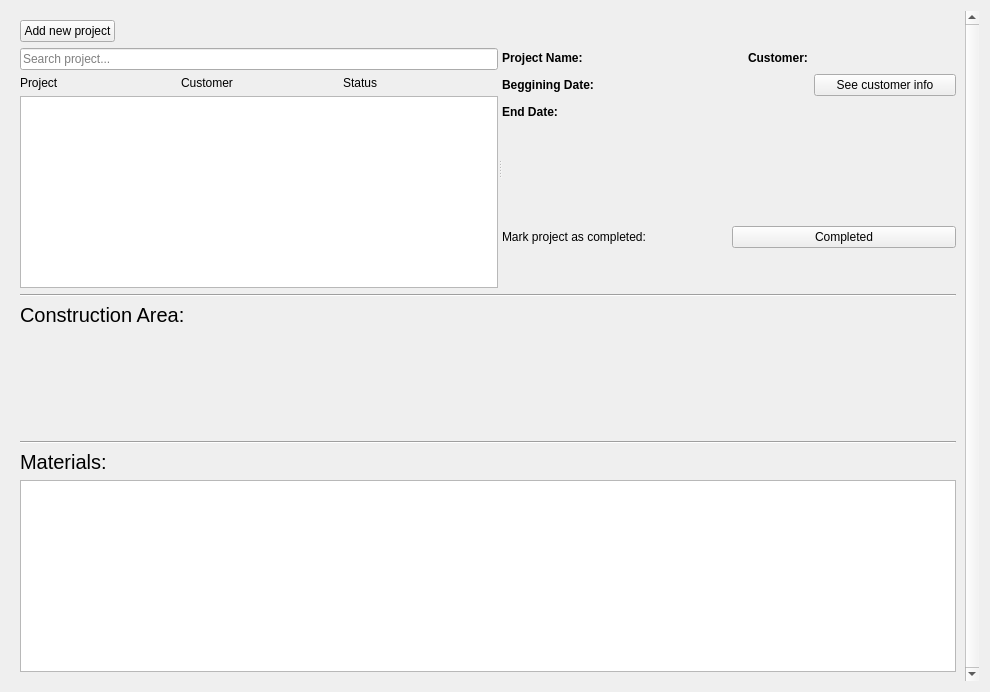
Before: the Qt Designer form app/ui/projectWIdget.ui in viana-vitor/Handie, drawn with Qt 5.
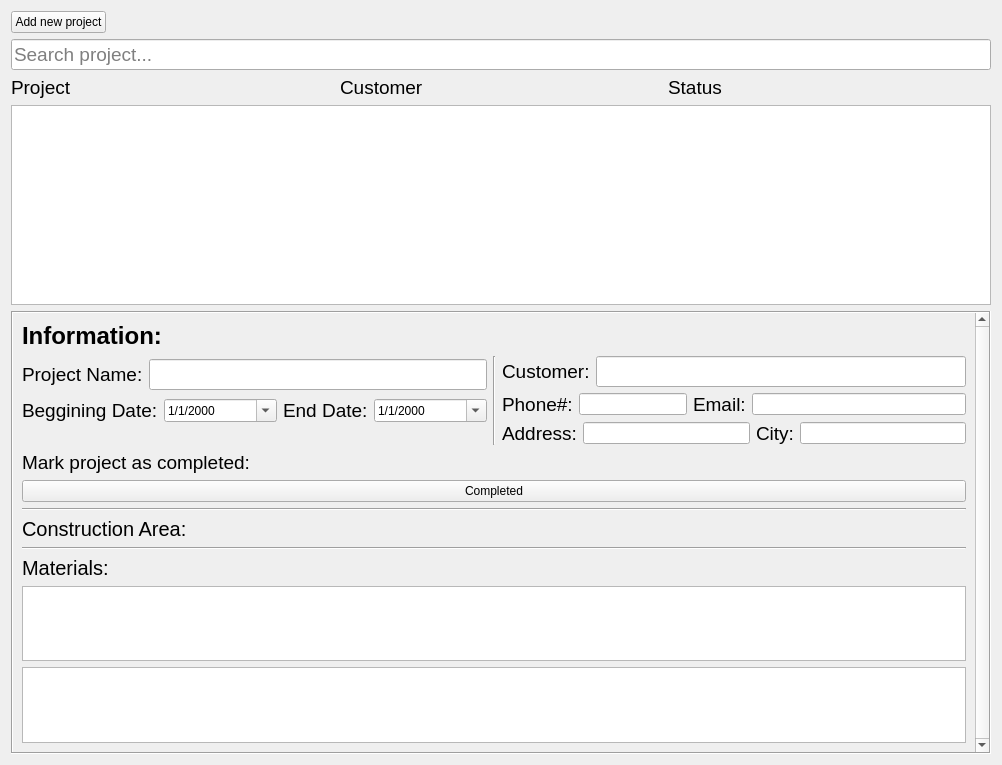
After: the same form once the commit is applied.

Commit message: created project list on projectsWidget/ filter/ mark as complete button/ get customer info/ save changes on customer info

```diff
--- a/app/ui/projectWIdget.ui
+++ b/app/ui/projectWIdget.ui
@@ -6,35 +6,14 @@
    <rect>
     <x>0</x>
     <y>0</y>
-    <width>990</width>
-    <height>692</height>
+    <width>1002</width>
+    <height>765</height>
    </rect>
   </property>
   <property name="windowTitle">
    <string>Form</string>
   </property>
-  <layout class="QVBoxLayout" name="verticalLayout_2">
-   <item>
-    <widget class="QScrollArea" name="scrollArea">
-     <property name="frameShape">
-      <enum>QFrame::NoFrame</enum>
-     </property>
-     <property name="verticalScrollBarPolicy">
-      <enum>Qt::ScrollBarAlwaysOn</enum>
-     </property>
-     <property name="widgetResizable">
-      <bool>true</bool>
-     </property>
-     <widget class="QWidget" name="scrollAreaWidgetContents">
-      <property name="geometry">
-       <rect>
-        <x>0</x>
-        <y>0</y>
-        <width>951</width>
-        <height>668</height>
-       </rect>
-      </property>
-      <layout class="QVBoxLayout" name="verticalLayout_4">
+  <layout class="QVBoxLayout" name="verticalLayout_6">
        <item>
         <layout class="QHBoxLayout" name="horizontalLayout">
          <item>
@@ -60,26 +39,34 @@
         </layout>
        </item>
        <item>
-        <widget class="QSplitter" name="splitter">
-         <property name="orientation">
-          <enum>Qt::Horizontal</enum>
-         </property>
-         <widget class="QWidget" name="">
           <layout class="QVBoxLayout" name="verticalLayout">
            <property name="sizeConstraint">
             <enum>QLayout::SetDefaultConstraint</enum>
            </property>
            <item>
             <widget class="QLineEdit" name="searchLineEdit">
+       <property name="font">
+        <font>
+         <pointsize>14</pointsize>
+        </font>
+       </property>
              <property name="placeholderText">
               <string>Search project...</string>
              </property>
+       <property name="clearButtonEnabled">
+        <bool>true</bool>
+       </property>
             </widget>
            </item>
            <item>
             <layout class="QHBoxLayout" name="horizontalLayout_4">
              <item>
               <widget class="QLabel" name="label_7">
+         <property name="font">
+          <font>
+           <pointsize>14</pointsize>
+          </font>
+         </property>
                <property name="text">
                 <string>Project</string>
                </property>
@@ -87,6 +74,11 @@
              </item>
              <item>
               <widget class="QLabel" name="label_8">
+         <property name="font">
+          <font>
+           <pointsize>14</pointsize>
+          </font>
+         </property>
                <property name="text">
                 <string>Customer</string>
                </property>
@@ -94,6 +86,11 @@
              </item>
              <item>
               <widget class="QLabel" name="label_9">
+         <property name="font">
+          <font>
+           <pointsize>14</pointsize>
+          </font>
+         </property>
                <property name="text">
                 <string>Status</string>
                </property>
@@ -104,15 +101,21 @@
            <item>
             <widget class="QListWidget" name="listWidget">
              <property name="sizePolicy">
-              <sizepolicy hsizetype="Expanding" vsizetype="MinimumExpanding">
+        <sizepolicy hsizetype="Expanding" vsizetype="Preferred">
                <horstretch>0</horstretch>
                <verstretch>0</verstretch>
               </sizepolicy>
              </property>
              <property name="minimumSize">
               <size>
-               <width>300</width>
-               <height>0</height>
+         <width>0</width>
+         <height>200</height>
+        </size>
+       </property>
+       <property name="maximumSize">
+        <size>
+         <width>16777215</width>
+         <height>16777215</height>
               </size>
              </property>
              <property name="styleSheet">
@@ -146,15 +149,62 @@
             </widget>
            </item>
           </layout>
-         </widget>
-         <widget class="QWidget" name="">
-          <layout class="QVBoxLayout" name="verticalLayout_3">
+   </item>
+   <item>
+    <widget class="QScrollArea" name="scrollArea">
+     <property name="sizePolicy">
+      <sizepolicy hsizetype="Expanding" vsizetype="Expanding">
+       <horstretch>0</horstretch>
+       <verstretch>0</verstretch>
+      </sizepolicy>
+     </property>
+     <property name="minimumSize">
+      <size>
+       <width>0</width>
+       <height>350</height>
+      </size>
+     </property>
+     <property name="frameShape">
+      <enum>QFrame::Box</enum>
+     </property>
+     <property name="verticalScrollBarPolicy">
+      <enum>Qt::ScrollBarAlwaysOn</enum>
+     </property>
+     <property name="widgetResizable">
+      <bool>true</bool>
+     </property>
+     <widget class="QWidget" name="scrollAreaWidgetContents">
+      <property name="geometry">
+       <rect>
+        <x>0</x>
+        <y>0</y>
+        <width>959</width>
+        <height>471</height>
+       </rect>
+      </property>
+      <layout class="QVBoxLayout" name="verticalLayout_2">
+       <item>
+        <widget class="QLabel" name="label_14">
+         <property name="font">
+          <font>
+           <pointsize>18</pointsize>
+           <bold>true</bold>
+          </font>
+         </property>
+         <property name="text">
+          <string>Information:</string>
+         </property>
+        </widget>
+       </item>
            <item>
-            <layout class="QGridLayout" name="gridLayout" rowstretch="0,0,0" columnminimumwidth="0,0,0,0">
-             <property name="leftMargin">
-              <number>0</number>
-             </property>
-             <item row="0" column="0">
+        <layout class="QVBoxLayout" name="verticalLayout_5">
+         <item>
+          <layout class="QHBoxLayout" name="horizontalLayout_8">
+           <item>
+            <layout class="QVBoxLayout" name="verticalLayout_4">
+             <item>
+              <layout class="QHBoxLayout" name="horizontalLayout_6">
+               <item>
               <widget class="QLabel" name="label_2">
                <property name="sizePolicy">
                 <sizepolicy hsizetype="Fixed" vsizetype="Preferred">
@@ -164,7 +214,8 @@
                </property>
                <property name="font">
                 <font>
-                 <bold>true</bold>
+                   <pointsize>14</pointsize>
+                   <bold>false</bold>
                 </font>
                </property>
                <property name="text">
@@ -172,32 +223,32 @@
                </property>
               </widget>
              </item>
-             <item row="0" column="2">
-              <widget class="QLabel" name="label_3">
+               <item>
+                <widget class="QLineEdit" name="projectLineEdit">
                <property name="sizePolicy">
-                <sizepolicy hsizetype="Fixed" vsizetype="Preferred">
+                  <sizepolicy hsizetype="MinimumExpanding" vsizetype="Fixed">
                  <horstretch>0</horstretch>
                  <verstretch>0</verstretch>
                 </sizepolicy>
                </property>
+                 <property name="minimumSize">
+                  <size>
+                   <width>250</width>
+                   <height>0</height>
+                  </size>
+                 </property>
                <property name="font">
                 <font>
-                 <bold>true</bold>
-                </font>
-               </property>
-               <property name="text">
-                <string>Customer:</string>
-               </property>
-              </widget>
-             </item>
-             <item row="1" column="3">
-              <widget class="QPushButton" name="pushButton_4">
-               <property name="text">
-                <string>See customer info</string>
-               </property>
-              </widget>
+                   <pointsize>14</pointsize>
+                  </font>
+                 </property>
+                </widget>
+               </item>
+              </layout>
              </item>
-             <item row="1" column="0">
+             <item>
+              <layout class="QHBoxLayout" name="horizontalLayout_7">
+               <item>
               <widget class="QLabel" name="label_4">
                <property name="sizePolicy">
                 <sizepolicy hsizetype="Fixed" vsizetype="Preferred">
@@ -207,7 +258,8 @@
                </property>
                <property name="font">
                 <font>
-                 <bold>true</bold>
+                   <pointsize>14</pointsize>
+                   <bold>false</bold>
                 </font>
                </property>
                <property name="text">
@@ -215,7 +267,37 @@
                </property>
               </widget>
              </item>
-             <item row="2" column="0">
+               <item>
+                <widget class="QDateEdit" name="begDateEdit">
+                 <property name="buttonSymbols">
+                  <enum>QAbstractSpinBox::NoButtons</enum>
+                 </property>
+                 <property name="minimumDateTime">
+                  <datetime>
+                   <hour>0</hour>
+                   <minute>0</minute>
+                   <second>0</second>
+                   <year>2000</year>
+                   <month>1</month>
+                   <day>1</day>
+                  </datetime>
+                 </property>
+                 <property name="minimumDate">
+                  <date>
+                   <year>2000</year>
+                   <month>1</month>
+                   <day>1</day>
+                  </date>
+                 </property>
+                 <property name="displayFormat">
+                  <string>M/d/yyyy</string>
+                 </property>
+                 <property name="calendarPopup">
+                  <bool>true</bool>
+                 </property>
+                </widget>
+               </item>
+               <item>
               <widget class="QLabel" name="label_5">
                <property name="sizePolicy">
                 <sizepolicy hsizetype="Fixed" vsizetype="Preferred">
@@ -225,7 +307,8 @@
                </property>
                <property name="font">
                 <font>
-                 <bold>true</bold>
+                   <pointsize>14</pointsize>
+                   <bold>false</bold>
                 </font>
                </property>
                <property name="text">
@@ -233,115 +316,242 @@
                </property>
               </widget>
              </item>
-             <item row="0" column="1">
-              <widget class="QLabel" name="projectLabel">
-               <property name="sizePolicy">
-                <sizepolicy hsizetype="Preferred" vsizetype="Preferred">
-                 <horstretch>0</horstretch>
-                 <verstretch>0</verstretch>
-                </sizepolicy>
-               </property>
-               <property name="font">
-                <font>
-                 <family>.AppleSystemUIFont</family>
-                 <pointsize>13</pointsize>
-                 <bold>false</bold>
-                </font>
-               </property>
-               <property name="frameShape">
-                <enum>QFrame::NoFrame</enum>
-               </property>
-               <property name="text">
-                <string/>
-               </property>
-               <property name="scaledContents">
+               <item>
+                <widget class="QDateEdit" name="endDateEdit">
+                 <property name="buttonSymbols">
+                  <enum>QAbstractSpinBox::NoButtons</enum>
+                 </property>
+                 <property name="showGroupSeparator" stdset="0">
                 <bool>false</bool>
                </property>
-               <property name="alignment">
-                <set>Qt::AlignCenter</set>
-               </property>
-               <property name="wordWrap">
-                <bool>false</bool>
-               </property>
-              </widget>
-             </item>
-             <item row="0" column="3">
-              <widget class="QLabel" name="customerLabel">
-               <property name="font">
-                <font>
-                 <family>.AppleSystemUIFont</family>
-                 <pointsize>13</pointsize>
-                </font>
-               </property>
-               <property name="frameShape">
-                <enum>QFrame::NoFrame</enum>
-               </property>
-               <property name="text">
-                <string/>
-               </property>
-               <property name="alignment">
-                <set>Qt::AlignCenter</set>
-               </property>
-              </widget>
-             </item>
-             <item row="1" column="1">
-              <widget class="QLabel" name="begDateLabel">
-               <property name="font">
-                <font>
-                 <family>.AppleSystemUIFont</family>
-                 <pointsize>13</pointsize>
-                </font>
-               </property>
-               <property name="frameShape">
-                <enum>QFrame::NoFrame</enum>
-               </property>
-               <property name="text">
-                <string/>
-               </property>
-               <property name="alignment">
-                <set>Qt::AlignCenter</set>
-               </property>
-              </widget>
-             </item>
-             <item row="2" column="1">
-              <widget class="QLabel" name="endDateLabel">
-               <property name="font">
-                <font>
-                 <family>.AppleSystemUIFont</family>
-                 <pointsize>13</pointsize>
-                </font>
-               </property>
-               <property name="frameShape">
-                <enum>QFrame::NoFrame</enum>
-               </property>
-               <property name="text">
-                <string/>
-               </property>
-               <property name="alignment">
-                <set>Qt::AlignCenter</set>
+                 <property name="minimumDate">
+                  <date>
+                   <year>2000</year>
+                   <month>1</month>
+                   <day>1</day>
+                  </date>
+                 </property>
+                 <property name="displayFormat">
+                  <string>M/d/yyyy</string>
+                 </property>
+                 <property name="calendarPopup">
+                  <bool>true</bool>
+                 </property>
+                 <property name="currentSectionIndex">
+                  <number>0</number>
                </property>
               </widget>
              </item>
             </layout>
            </item>
            <item>
-            <spacer name="verticalSpacer_2">
+              <spacer name="horizontalSpacer_2">
              <property name="orientation">
-              <enum>Qt::Vertical</enum>
+                <enum>Qt::Horizontal</enum>
+               </property>
+               <property name="sizeType">
+                <enum>QSizePolicy::Preferred</enum>
              </property>
              <property name="sizeHint" stdset="0">
               <size>
-               <width>20</width>
-               <height>40</height>
+                 <width>40</width>
+                 <height>20</height>
               </size>
              </property>
             </spacer>
            </item>
+            </layout>
+           </item>
+           <item>
+            <widget class="Line" name="line_3">
+             <property name="orientation">
+              <enum>Qt::Vertical</enum>
+             </property>
+            </widget>
+           </item>
+           <item>
+            <layout class="QVBoxLayout" name="verticalLayout_3">
            <item>
             <layout class="QHBoxLayout" name="horizontalLayout_2">
-             <property name="sizeConstraint">
-              <enum>QLayout::SetDefaultConstraint</enum>
-             </property>
+               <item>
+                <widget class="QLabel" name="label_3">
+                 <property name="sizePolicy">
+                  <sizepolicy hsizetype="Fixed" vsizetype="Preferred">
+                   <horstretch>0</horstretch>
+                   <verstretch>0</verstretch>
+                  </sizepolicy>
+                 </property>
+                 <property name="font">
+                  <font>
+                   <pointsize>14</pointsize>
+                   <bold>false</bold>
+                  </font>
+                 </property>
+                 <property name="text">
+                  <string>Customer:</string>
+                 </property>
+                </widget>
+               </item>
+               <item>
+                <widget class="QLineEdit" name="customerLineEdit">
+                 <property name="sizePolicy">
+                  <sizepolicy hsizetype="MinimumExpanding" vsizetype="Fixed">
+                   <horstretch>0</horstretch>
+                   <verstretch>0</verstretch>
+                  </sizepolicy>
+                 </property>
+                 <property name="minimumSize">
+                  <size>
+                   <width>200</width>
+                   <height>0</height>
+                  </size>
+                 </property>
+                 <property name="maximumSize">
+                  <size>
+                   <width>16777215</width>
+                   <height>16777215</height>
+                  </size>
+                 </property>
+                 <property name="font">
+                  <font>
+                   <pointsize>14</pointsize>
+                  </font>
+                 </property>
+                 <property name="readOnly">
+                  <bool>true</bool>
+                 </property>
+                </widget>
+               </item>
+              </layout>
+             </item>
+             <item>
+              <layout class="QHBoxLayout" name="horizontalLayout_3">
+               <item>
+                <widget class="QLabel" name="label_11">
+                 <property name="sizePolicy">
+                  <sizepolicy hsizetype="Fixed" vsizetype="Preferred">
+                   <horstretch>0</horstretch>
+                   <verstretch>0</verstretch>
+                  </sizepolicy>
+                 </property>
+                 <property name="font">
+                  <font>
+                   <pointsize>14</pointsize>
+                   <bold>false</bold>
+                  </font>
+                 </property>
+                 <property name="text">
+                  <string>Phone#:</string>
+                 </property>
+                </widget>
+               </item>
+               <item>
+                <widget class="QLineEdit" name="phoneLineEdit">
+                 <property name="sizePolicy">
+                  <sizepolicy hsizetype="Maximum" vsizetype="Fixed">
+                   <horstretch>0</horstretch>
+                   <verstretch>0</verstretch>
+                  </sizepolicy>
+                 </property>
+                </widget>
+               </item>
+               <item>
+                <widget class="QLabel" name="label_15">
+                 <property name="sizePolicy">
+                  <sizepolicy hsizetype="Fixed" vsizetype="Preferred">
+                   <horstretch>0</horstretch>
+                   <verstretch>0</verstretch>
+                  </sizepolicy>
+                 </property>
+                 <property name="font">
+                  <font>
+                   <pointsize>14</pointsize>
+                   <bold>false</bold>
+                  </font>
+                 </property>
+                 <property name="text">
+                  <string>Email:</string>
+                 </property>
+                </widget>
+               </item>
+               <item>
+                <widget class="QLineEdit" name="emailLineEdit">
+                 <property name="sizePolicy">
+                  <sizepolicy hsizetype="Preferred" vsizetype="Fixed">
+                   <horstretch>0</horstretch>
+                   <verstretch>0</verstretch>
+                  </sizepolicy>
+                 </property>
+                </widget>
+               </item>
+              </layout>
+             </item>
+             <item>
+              <layout class="QHBoxLayout" name="horizontalLayout_5">
+               <item>
+                <widget class="QLabel" name="label_12">
+                 <property name="sizePolicy">
+                  <sizepolicy hsizetype="Fixed" vsizetype="Preferred">
+                   <horstretch>0</horstretch>
+                   <verstretch>0</verstretch>
+                  </sizepolicy>
+                 </property>
+                 <property name="font">
+                  <font>
+                   <pointsize>14</pointsize>
+                   <bold>false</bold>
+                  </font>
+                 </property>
+                 <property name="text">
+                  <string>Address:</string>
+                 </property>
+                </widget>
+               </item>
+               <item>
+                <widget class="QLineEdit" name="addressLineEdit">
+                 <property name="sizePolicy">
+                  <sizepolicy hsizetype="Preferred" vsizetype="Fixed">
+                   <horstretch>0</horstretch>
+                   <verstretch>0</verstretch>
+                  </sizepolicy>
+                 </property>
+                </widget>
+               </item>
+               <item>
+                <widget class="QLabel" name="label_13">
+                 <property name="sizePolicy">
+                  <sizepolicy hsizetype="Fixed" vsizetype="Preferred">
+                   <horstretch>0</horstretch>
+                   <verstretch>0</verstretch>
+                  </sizepolicy>
+                 </property>
+                 <property name="font">
+                  <font>
+                   <pointsize>14</pointsize>
+                   <bold>false</bold>
+                  </font>
+                 </property>
+                 <property name="text">
+                  <string>City:</string>
+                 </property>
+                </widget>
+               </item>
+               <item>
+                <widget class="QLineEdit" name="cityLineEdit">
+                 <property name="sizePolicy">
+                  <sizepolicy hsizetype="Preferred" vsizetype="Fixed">
+                   <horstretch>0</horstretch>
+                   <verstretch>0</verstretch>
+                  </sizepolicy>
+                 </property>
+                </widget>
+               </item>
+              </layout>
+             </item>
+            </layout>
+           </item>
+          </layout>
+         </item>
              <item>
               <widget class="QLabel" name="label">
                <property name="sizePolicy">
@@ -350,13 +560,18 @@
                  <verstretch>0</verstretch>
                 </sizepolicy>
                </property>
+           <property name="font">
+            <font>
+             <pointsize>14</pointsize>
+            </font>
+           </property>
                <property name="text">
                 <string>Mark project as completed:</string>
                </property>
               </widget>
              </item>
              <item>
-              <widget class="QPushButton" name="pushButton_2">
+          <widget class="QPushButton" name="markCompletedButton">
                <property name="text">
                 <string>Completed</string>
                </property>
@@ -365,26 +580,6 @@
             </layout>
            </item>
            <item>
-            <spacer name="verticalSpacer_3">
-             <property name="orientation">
-              <enum>Qt::Vertical</enum>
-             </property>
-             <property name="sizeType">
-              <enum>QSizePolicy::Fixed</enum>
-             </property>
-             <property name="sizeHint" stdset="0">
-              <size>
-               <width>20</width>
-               <height>40</height>
-              </size>
-             </property>
-            </spacer>
-           </item>
-          </layout>
-         </widget>
-        </widget>
-       </item>
-       <item>
         <widget class="Line" name="line">
          <property name="orientation">
           <enum>Qt::Horizontal</enum>
@@ -403,19 +598,6 @@
          </property>
         </widget>
        </item>
-       <item>
-        <spacer name="verticalSpacer">
-         <property name="orientation">
-          <enum>Qt::Vertical</enum>
-         </property>
-         <property name="sizeHint" stdset="0">
-          <size>
-           <width>20</width>
-           <height>59</height>
-          </size>
-         </property>
-        </spacer>
-       </item>
        <item>
         <widget class="Line" name="line_2">
          <property name="orientation">
@@ -438,6 +620,9 @@
        <item>
         <widget class="QTableView" name="tableView"/>
        </item>
+       <item>
+        <widget class="QTableView" name="tableView_2"/>
+       </item>
       </layout>
      </widget>
     </widget>
```
Lines whose indentation alone changed are shown as unchanged. The commit also changes 10 other files.
